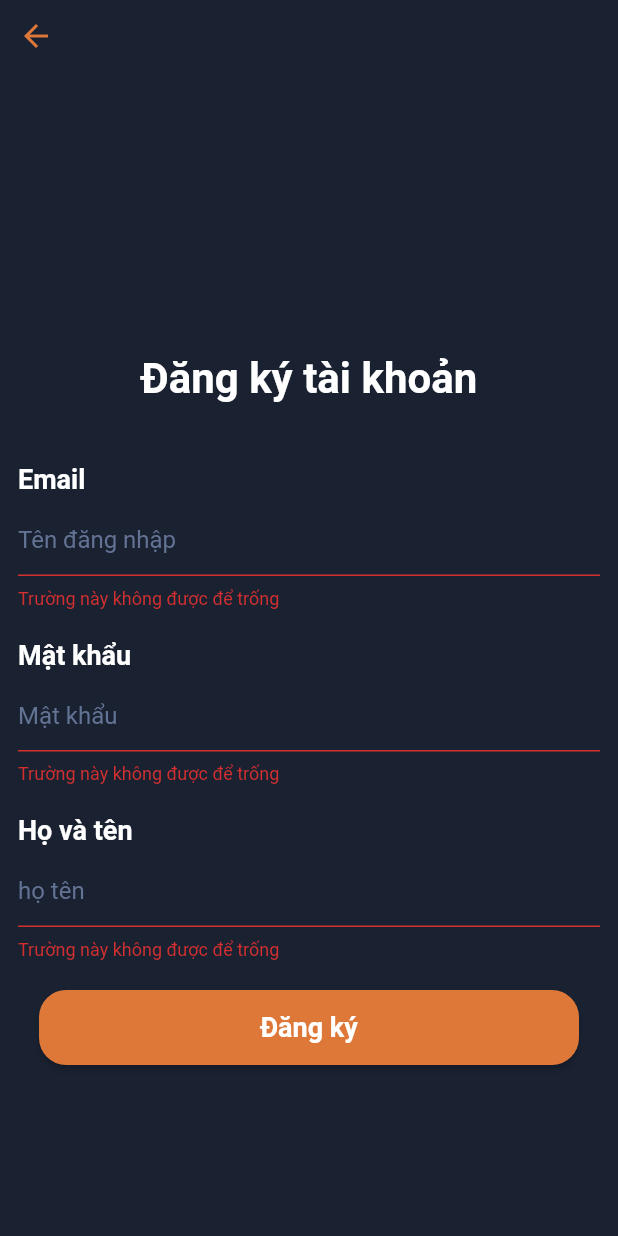
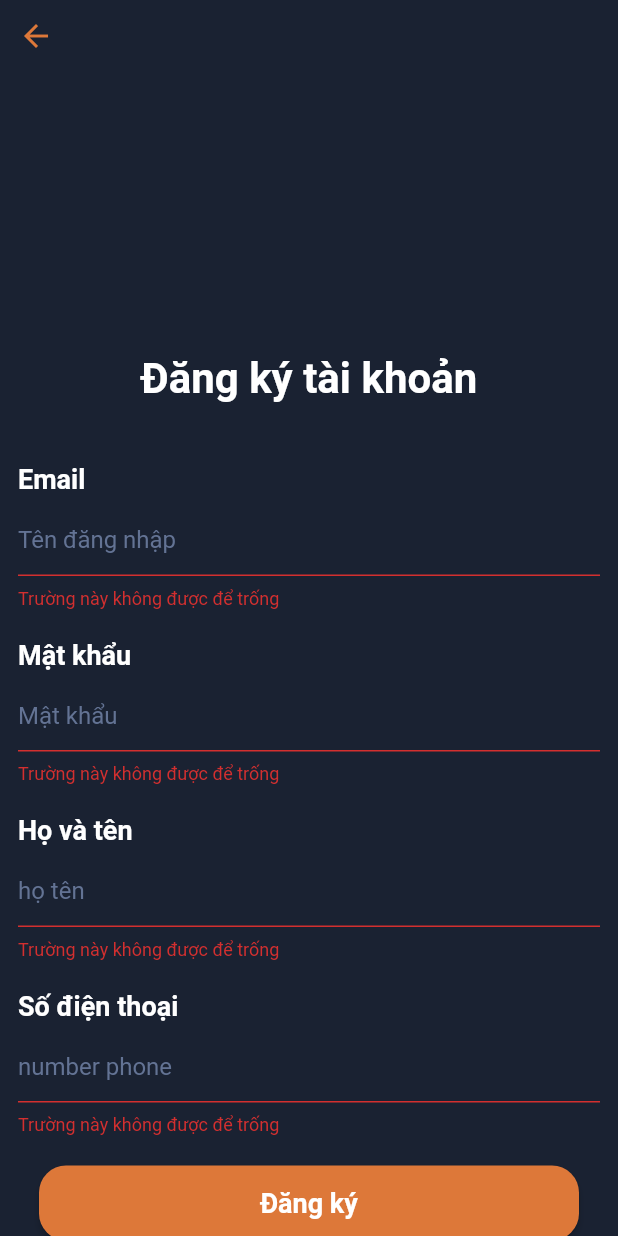
Before and after one commit to ducjk/finalExamflutter, a Flutter app: the registerPage screen opened directly, after a tap on "Đăng ký", on a phone screen of 412 x 824 dp. Run offline on Flutter 3.47's test engine with Material 2 defaults, Android fonts, the phone set to English and light mode, and no system bars; our stand-ins replace google_fonts; missing offline and left inert: dart:js; network calls fail.

Commit message:
update login and register 2

```diff
--- a/lib/gui/interfaces/home-login.dart
+++ b/lib/gui/interfaces/home-login.dart
@@ -136,6 +136,7 @@ class _loginPageState extends State<loginPage> {
                         height: 6,
                       ),
                       TextFormField(
+                        obscureText: true,
                         validator: (value) {
                           if (value == null || value.isEmpty) {
                             return "Trường này không được để trống";
@@ -197,46 +198,6 @@ class _loginPageState extends State<loginPage> {
                                     ),
                                   ),
                                   onPressed: () {
-                                    // listUser.map((e) => {
-                                    //       if (e.user == _userNameKey &&
-                                    //           e.pass == _passwordKey)
-                                    //         {
-
-                                    //           print(e.user),
-                                    //           print(_userNameKey),
-                                    //           Navigator.push(
-                                    //               context,
-                                    //               MaterialPageRoute(
-                                    //                   builder: (context) =>
-                                    //                       forgotPage()))
-                                    //         }
-                                    //     });
-
-                                    // if (_userNameKey.text.isNotEmpty &&
-                                    //     _passwordKey.text.isNotEmpty) {
-                                    //   var res = await http.post(Uri.parse("http://localhost:3000/api/users"),
-                                    //       body: ({'user': _userNameKey.text, 'pass': _passwordKey.text}));
-                                    //   userProvider.checkLogin(
-                                    //       _userNameKey.text, _passwordKey.text);
-
-                                    //   if (userProvider.kt) {
-                                    //     Navigator.push(
-                                    //         context,
-                                    //         MaterialPageRoute(
-                                    //             builder: (context) =>
-                                    //                 forgotPage()));
-                                    //   } else {
-                                    //     ScaffoldMessenger.of(context)
-                                    //         .showSnackBar(SnackBar(
-                                    //             content: Text(
-                                    //                 "Invalid Credentials")));
-                                    //   }
-                                    // } else {
-                                    //   ScaffoldMessenger.of(context)
-                                    //       .showSnackBar(SnackBar(
-                                    //           content: Text(
-                                    //               "black field not allowed")));
-                                    // }
                                     login();
                                   },
                                   child: Text("Đăng nhập",
--- a/lib/gui/interfaces/home-register.dart
+++ b/lib/gui/interfaces/home-register.dart
@@ -29,18 +29,20 @@ class _registerPageState extends State<registerPage> {
 
   var _passwordKey = TextEditingController();
   var _NamdedKey = TextEditingController();
-
+  var _phoneKey = TextEditingController();
   @override
   Widget build(BuildContext context) {
     Future<void> dk() async {
       if (_userNameKey.text.isNotEmpty &&
           _passwordKey.text.isNotEmpty &&
-          _NamdedKey.text.isNotEmpty) {
+          _NamdedKey.text.isNotEmpty &&
+          _phoneKey.text.isNotEmpty) {
         var res = await http.post(Uri.parse("http://localhost:3000/api/users"),
             body: ({
               'user': _userNameKey.text,
               'pass': _passwordKey.text,
-              'name': _NamdedKey.text
+              'name': _NamdedKey.text,
+              'phone': _phoneKey.text
             }));
 
         if (res.statusCode != 200) {
@@ -171,6 +173,7 @@ class _registerPageState extends State<registerPage> {
                         height: 6,
                       ),
                       TextFormField(
+                        obscureText: true,
                         validator: (value) {
                           if (value == null || value.isEmpty) {
                             return "Trường này không được để trống";
@@ -258,6 +261,55 @@ class _registerPageState extends State<registerPage> {
                       SizedBox(
                         height: 20,
                       ),
+                      Text(
+                        "Số điện thoại",
+                        style: TextStyle(
+                            fontSize: 18,
+                            fontWeight: FontWeight.w600,
+                            color: Colors.white),
+                      ),
+                      SizedBox(
+                        height: 6,
+                      ),
+                      TextFormField(
+                        validator: (value) {
+                          if (value == null || value.isEmpty) {
+                            return "Trường này không được để trống";
+                          }
+                          if (value.length < 6)
+                            return "Trường này tối thiếu 6 kí tự";
+                          return null;
+                        },
+                        style: TextStyle(
+                          fontSize: 16,
+                          color: Color.fromARGB(255, 221, 120, 57),
+                        ),
+                        decoration: InputDecoration(
+                          hintText: "number phone",
+                          hintStyle:
+                              TextStyle(color: Color.fromRGBO(99, 115, 148, 1)),
+                          labelStyle: TextStyle(
+                            fontSize: 18,
+                            fontWeight: FontWeight.w600,
+                            color: Color.fromARGB(255, 221, 120, 57),
+                          ),
+                          enabledBorder: OutlineInputBorder(
+                            borderSide:
+                                BorderSide(color: Colors.grey, width: 2.0),
+                            borderRadius: BorderRadius.circular(20),
+                          ),
+                          focusedBorder: OutlineInputBorder(
+                            borderSide: BorderSide(
+                                color: Color.fromARGB(255, 221, 120, 57),
+                                width: 2.0),
+                            borderRadius: BorderRadius.circular(20),
+                          ),
+                        ),
+                        controller: _phoneKey,
+                      ),
+                      SizedBox(
+                        height: 20,
+                      ),
                       Row(
                         mainAxisAlignment: MainAxisAlignment.center,
                         children: [
@@ -278,20 +330,6 @@ class _registerPageState extends State<registerPage> {
                                   ),
                                 ),
                                 onPressed: () {
-                                  // if (_formLoginKey.currentState!.validate()) {
-                                  //   var snackBar = SnackBar(
-                                  //       content: Row(
-                                  //     children: [
-                                  //       Icon(
-                                  //         Icons.person,
-                                  //         color: Colors.white,
-                                  //       ),
-                                  //       Text("Hello ${_userNameKey.text}")
-                                  //     ],
-                                  //   ));
-                                  //   ScaffoldMessenger.of(context)
-                                  //       .showSnackBar(snackBar);
-                                  // }
                                   dk();
                                 },
                                 child: Text("Đăng ký",
--- a/lib/gui/interfaces/ticket.dart
+++ b/lib/gui/interfaces/ticket.dart
@@ -121,20 +121,12 @@ class Ticket extends StatelessWidget {
                                         0 * fem, 0 * fem, 0 * fem, 12 * fem),
                                     child: TextButton(
                                       onPressed: () {
-<<<<<<< HEAD
                                         Navigator.push(
                                           context,
                                           MaterialPageRoute(
                                               builder: (context) =>
                                                   HomePage(user: user)),
                                         );
-=======
-                                        // Navigator.push(
-                                        //   context,
-                                        //   MaterialPageRoute(
-                                        //       builder: (context) => HomePage(user:)),
-                                        // );
->>>>>>> faf9719547d0ac11b67dd8db9ce21238cb7ac9ce
                                       },
                                       style: TextButton.styleFrom(
                                         padding: EdgeInsets.zero,
```
